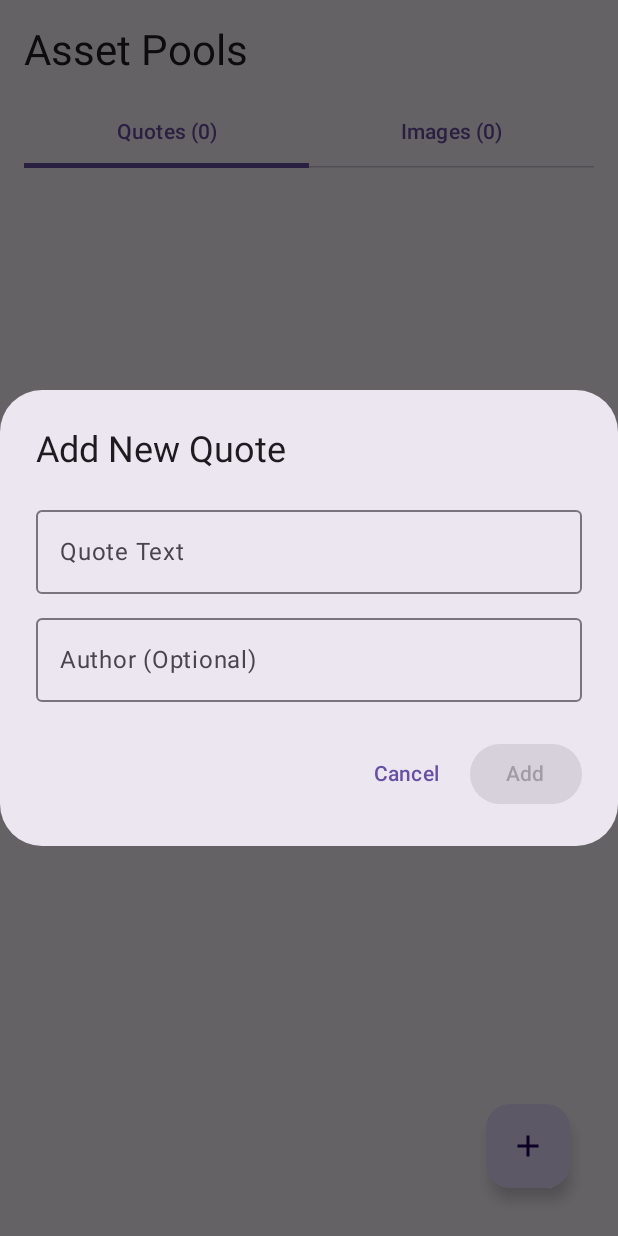
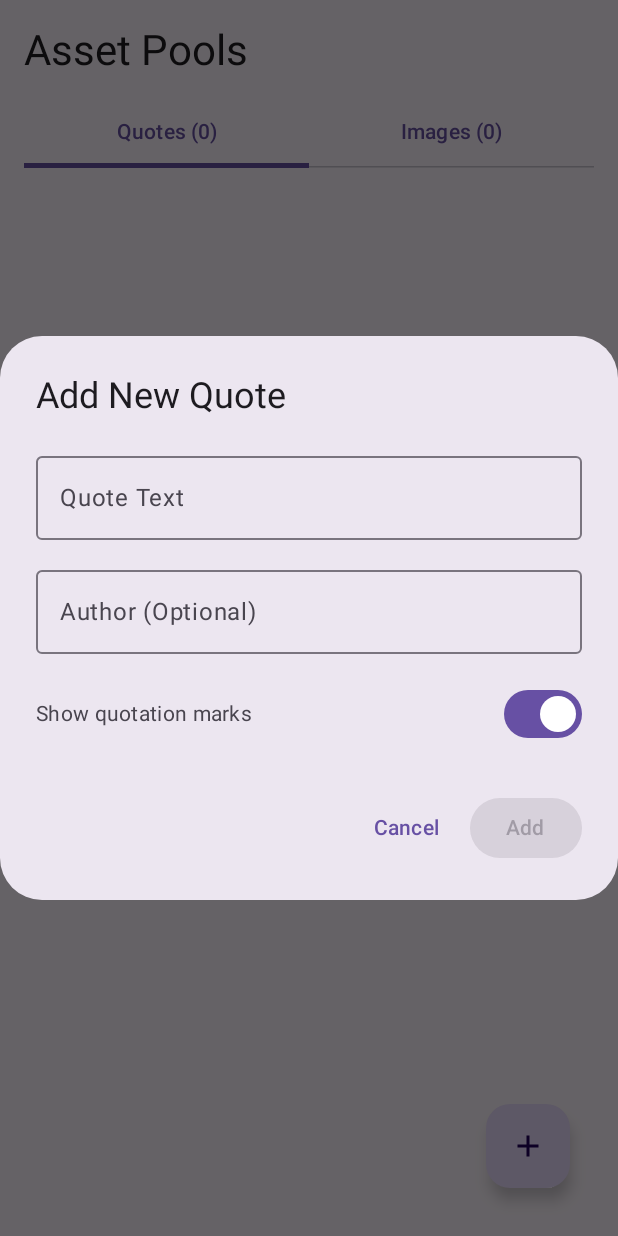
Before and after one commit to AporSz/WallpaperApp, an Android app built with Jetpack Compose: the composable PoolsScreen shown on its own in the app's theme, after a tap on "Add Quote", on a phone screen of 412 x 824 dp. Run offline under Robolectric (Android 15) with nearby library versions, the phone set to English and light mode, and no system bars.

Commit message:
feat(step-4): add quote editing and per-quote showQuotationMarks toggle to Pools UI

```diff
--- a/app/src/main/java/com/example/wallpaperapp/ui/pools/PoolsScreen.kt
+++ b/app/src/main/java/com/example/wallpaperapp/ui/pools/PoolsScreen.kt
@@ -35,6 +35,7 @@ import androidx.compose.material.icons.Icons
 import androidx.compose.material.icons.filled.Add
 import androidx.compose.material.icons.filled.Close
 import androidx.compose.material.icons.filled.Delete
+import androidx.compose.material.icons.filled.Edit
 import androidx.compose.material3.AlertDialog
 import androidx.compose.material3.Button
 import androidx.compose.material3.Card
@@ -46,6 +47,7 @@ import androidx.compose.material3.IconButton
 import androidx.compose.material3.MaterialTheme
 import androidx.compose.material3.OutlinedButton
 import androidx.compose.material3.OutlinedTextField
+import androidx.compose.material3.Switch
 import androidx.compose.material3.Tab
 import androidx.compose.material3.TabRow
 import androidx.compose.material3.Text
@@ -91,6 +93,7 @@ fun PoolsScreen(
     var previewingImage by remember { mutableStateOf<WallpaperImage?>(null) }
 
     var quoteToDelete by remember { mutableStateOf<Quote?>(null) }
+    var quoteToEdit by remember { mutableStateOf<Quote?>(null) }
     var imageToDelete by remember { mutableStateOf<WallpaperImage?>(null) }
 
     val quotes by viewModel.quotesState.collectAsState()
@@ -200,7 +203,7 @@ fun PoolsScreen(
                                     ) {
                                         Column(modifier = Modifier.weight(1f)) {
                                             Text(
-                                                text = "“${quote.text}”",
+                                                text = if (quote.showQuotationMarks) "“${quote.text}”" else quote.text,
                                                 style = MaterialTheme.typography.bodyLarge
                                             )
                                             if (!quote.author.isNullOrBlank()) {
@@ -212,12 +215,21 @@ fun PoolsScreen(
                                                 )
                                             }
                                         }
+                                        Row(verticalAlignment = Alignment.CenterVertically) {
+                                            IconButton(onClick = { quoteToEdit = quote }) {
+                                                Icon(
+                                                    imageVector = Icons.Default.Edit,
+                                                    contentDescription = "Edit Quote",
+                                                    tint = MaterialTheme.colorScheme.primary
+                                                )
+                                            }
                                             IconButton(onClick = { quoteToDelete = quote }) {
                                                 Icon(
                                                     imageVector = Icons.Default.Delete,
                                                     contentDescription = "Delete Quote",
                                                     tint = MaterialTheme.colorScheme.error
                                                 )
+                                            }
                                         }
                                     }
                                 }
@@ -409,11 +421,24 @@ fun PoolsScreen(
     }
 
     if (showAddQuoteDialog) {
-        AddQuoteDialog(
+        AddEditQuoteDialog(
+            quoteToEdit = null,
             onDismiss = { showAddQuoteDialog = false },
-            onConfirm = { text, author ->
-                viewModel.addQuote(text, author)
+            onConfirm = { text, author, showQuotes ->
+                viewModel.addQuote(text, author, showQuotes)
                 showAddQuoteDialog = false
+            }
+        )
+    }
+
+    val currentQuoteToEdit = quoteToEdit
+    if (currentQuoteToEdit != null) {
+        AddEditQuoteDialog(
+            quoteToEdit = currentQuoteToEdit,
+            onDismiss = { quoteToEdit = null },
+            onConfirm = { text, author, showQuotes ->
+                viewModel.updateQuote(currentQuoteToEdit.id, text, author, showQuotes)
+                quoteToEdit = null
             }
         )
     }
@@ -653,18 +678,20 @@ fun DeleteConfirmationDialog(
 }
 
 @Composable
-fun AddQuoteDialog(
+fun AddEditQuoteDialog(
+    quoteToEdit: Quote? = null,
     onDismiss: () -> Unit,
-    onConfirm: (String, String?) -> Unit
+    onConfirm: (text: String, author: String?, showQuotationMarks: Boolean) -> Unit
 ) {
-    var quoteText by remember { mutableStateOf("") }
-    var authorText by remember { mutableStateOf("") }
+    var quoteText by remember(quoteToEdit) { mutableStateOf(quoteToEdit?.text ?: "") }
+    var authorText by remember(quoteToEdit) { mutableStateOf(quoteToEdit?.author ?: "") }
+    var showQuotationMarks by remember(quoteToEdit) { mutableStateOf(quoteToEdit?.showQuotationMarks ?: true) }
 
     AlertDialog(
         onDismissRequest = onDismiss,
-        title = { Text("Add New Quote") },
+        title = { Text(if (quoteToEdit != null) "Edit Quote" else "Add New Quote") },
         text = {
-            Column(verticalArrangement = Arrangement.spacedBy(8.dp)) {
+            Column(verticalArrangement = Arrangement.spacedBy(12.dp)) {
                 OutlinedTextField(
                     value = quoteText,
                     onValueChange = { quoteText = it },
@@ -677,14 +704,31 @@ fun AddQuoteDialog(
                     label = { Text("Author (Optional)") },
                     modifier = Modifier.fillMaxWidth()
                 )
+                Row(
+                    modifier = Modifier
+                        .fillMaxWidth()
+                        .clickable { showQuotationMarks = !showQuotationMarks }
+                        .padding(vertical = 4.dp),
+                    horizontalArrangement = Arrangement.SpaceBetween,
+                    verticalAlignment = Alignment.CenterVertically
+                ) {
+                    Text(
+                        text = "Show quotation marks",
+                        style = MaterialTheme.typography.bodyMedium
+                    )
+                    Switch(
+                        checked = showQuotationMarks,
+                        onCheckedChange = { showQuotationMarks = it }
+                    )
+                }
             }
         },
         confirmButton = {
             Button(
-                onClick = { onConfirm(quoteText, authorText) },
+                onClick = { onConfirm(quoteText, authorText, showQuotationMarks) },
                 enabled = quoteText.isNotBlank()
             ) {
-                Text("Add")
+                Text(if (quoteToEdit != null) "Save" else "Add")
             }
         },
         dismissButton = {
```
Also changed, not shown: app/src/main/java/com/example/wallpaperapp/ui/pools/PoolsViewModel.kt (+21 -2 lines), 1 other file. Lines whose indentation alone changed are shown as unchanged.
